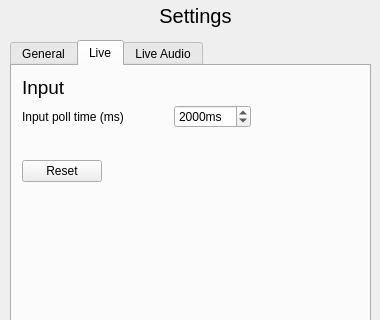
Above: client/src/gui/settingspage.ui from aureljah/Simple-Rpi-Gui before the change; both pictures show x 0 to 380 and y 0 to 320 of the 380 by 561 pixel window. Below: the same form after it.
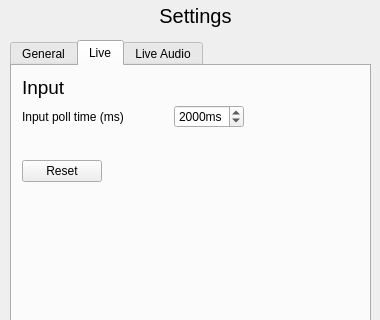
That is the form after the change. The open tabs and pages were chosen to show the change.

```diff
--- a/client/src/gui/settingspage.ui
+++ b/client/src/gui/settingspage.ui
@@ -205,7 +205,7 @@
          <number>500</number>
         </property>
         <property name="maximum">
-         <number>10000</number>
+         <number>5000</number>
         </property>
         <property name="singleStep">
          <number>200</number>
```
